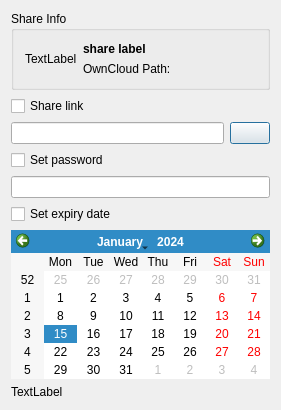
Qt form src/gui/sharedialog.ui (nextcloud/desktop) before a commit.
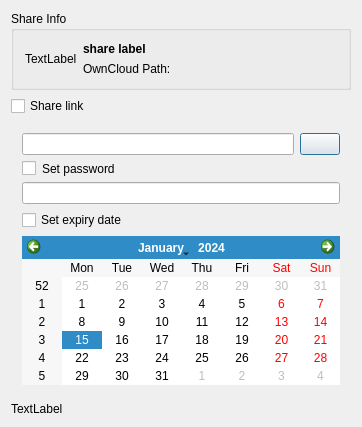
The same form after that commit. Custom widgets are drawn as their Qt base class.

Commit message:
Sharing: Handle "Enforce password" for public shares properly.
If a 403 is received from the attempt to create a public link, the
dialog shows the password field, as this is server enforced.

This fixes #2774

Patch:
```diff
--- a/src/gui/sharedialog.ui
+++ b/src/gui/sharedialog.ui
@@ -6,15 +6,15 @@
    <rect>
     <x>0</x>
     <y>0</y>
-    <width>281</width>
-    <height>385</height>
+    <width>362</width>
+    <height>401</height>
    </rect>
   </property>
   <property name="windowTitle">
    <string>Share NewDocument.odt</string>
   </property>
-  <layout class="QGridLayout" name="gridLayout_3">
-   <item row="0" column="0" colspan="2">
+  <layout class="QGridLayout" name="gridLayout_4">
+   <item row="0" column="0">
     <widget class="QGroupBox" name="groupBox">
      <property name="sizePolicy">
       <sizepolicy hsizetype="Preferred" vsizetype="Fixed">
@@ -81,24 +81,48 @@
      </layout>
     </widget>
    </item>
-   <item row="1" column="0">
-    <layout class="QHBoxLayout" name="horizontalLayout_shareLink">
-     <item>
-      <widget class="QCheckBox" name="checkBox_shareLink">
-       <property name="text">
-        <string>Share link</string>
-       </property>
-      </widget>
-     </item>
-    </layout>
-   </item>
-   <item row="2" column="0" colspan="2">
+   <item row="2" column="0">
     <widget class="QWidget" name="widget_shareLink" native="true">
-     <layout class="QVBoxLayout" name="verticalLayout_6">
-      <property name="margin">
-       <number>0</number>
-      </property>
-      <item>
+     <layout class="QGridLayout" name="gridLayout_3">
+      <item row="4" column="0">
+       <widget class="QCalendarWidget" name="calendar"/>
+      </item>
+      <item row="1" column="0">
+       <layout class="QHBoxLayout" name="horizontalLayout_password">
+        <item>
+         <widget class="QCheckBox" name="checkBox_password">
+          <property name="sizePolicy">
+           <sizepolicy hsizetype="Fixed" vsizetype="Fixed">
+            <horstretch>0</horstretch>
+            <verstretch>0</verstretch>
+           </sizepolicy>
+          </property>
+          <property name="text">
+           <string/>
+          </property>
+         </widget>
+        </item>
+        <item>
+         <widget class="QLabel" name="label_password">
+          <property name="text">
+           <string>Set password</string>
+          </property>
+         </widget>
+        </item>
+       </layout>
+      </item>
+      <item row="3" column="0">
+       <layout class="QHBoxLayout" name="horizontalLayout_expire">
+        <item>
+         <widget class="QCheckBox" name="checkBox_expire">
+          <property name="text">
+           <string>Set expiry date</string>
+          </property>
+         </widget>
+        </item>
+       </layout>
+      </item>
+      <item row="0" column="0">
        <layout class="QHBoxLayout" name="horizontalLayout_3">
         <property name="sizeConstraint">
          <enum>QLayout::SetDefaultConstraint</enum>
@@ -119,18 +143,7 @@
         </item>
        </layout>
       </item>
-      <item>
-       <layout class="QHBoxLayout" name="horizontalLayout_password">
-        <item>
-         <widget class="QCheckBox" name="checkBox_password">
-          <property name="text">
-           <string>Set password</string>
-          </property>
-         </widget>
-        </item>
-       </layout>
-      </item>
-      <item>
+      <item row="2" column="0">
        <layout class="QHBoxLayout" name="horizontalLayout_14">
         <item>
          <widget class="QLineEdit" name="lineEdit_password">
@@ -141,24 +154,28 @@
         </item>
        </layout>
       </item>
-      <item>
-       <layout class="QHBoxLayout" name="horizontalLayout_expire">
-        <item>
-         <widget class="QCheckBox" name="checkBox_expire">
-          <property name="text">
-           <string>Set expiry date</string>
-          </property>
-         </widget>
-        </item>
-       </layout>
-      </item>
-      <item>
-       <widget class="QCalendarWidget" name="calendar"/>
-      </item>
      </layout>
     </widget>
    </item>
-   <item row="3" column="1">
+   <item row="1" column="0">
+    <layout class="QHBoxLayout" name="horizontalLayout_shareLink">
+     <item>
+      <widget class="QCheckBox" name="checkBox_shareLink">
+       <property name="text">
+        <string>Share link</string>
+       </property>
+      </widget>
+     </item>
+    </layout>
+   </item>
+   <item row="4" column="0">
+    <widget class="QLabel" name="errorLabel">
+     <property name="text">
+      <string>TextLabel</string>
+     </property>
+    </widget>
+   </item>
+   <item row="3" column="0">
     <spacer name="verticalSpacer">
      <property name="orientation">
       <enum>Qt::Vertical</enum>
@@ -171,13 +188,6 @@
      </property>
     </spacer>
    </item>
-   <item row="4" column="0">
-    <widget class="QLabel" name="errorLabel">
-     <property name="text">
-      <string>TextLabel</string>
-     </property>
-    </widget>
-   </item>
   </layout>
  </widget>
  <layoutdefault spacing="6" margin="11"/>
```
The commit also changes 1 other file.
